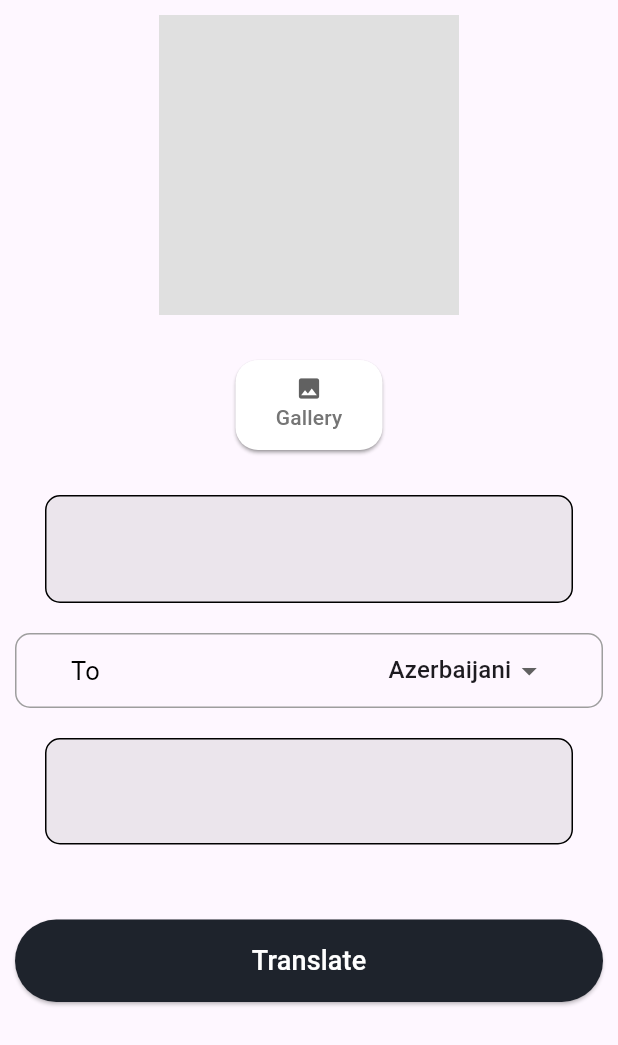
After one commit to Kanan302/translator-app, a Flutter app: the TranslatorGallery screen opened directly, after a tap on "Gallery", on a phone screen of 412 x 824 dp. The commit adds this screen. Shown: the top 1045 px of the screen. Run offline on Flutter 3.47's test engine with Material 3 defaults, Android fonts, the phone set to English and light mode, and no system bars; our stand-ins replace firebase_core, flutter_tts, google_nav_bar, image_picker; missing offline and left inert: google_ml_kit, translator; accounts and stored records are empty.

Commit message:
also choose photo from gallery and translate to any language

```diff
--- a/lib/pages/homepage.dart
+++ b/lib/pages/homepage.dart
@@ -1,6 +1,6 @@
 import 'package:flutter/material.dart';
 import 'package:translator_app/pages/views/nav_bar.dart';
-import 'package:translator_app/pages/views/translatorcamera.dart';
+import 'package:translator_app/pages/views/translatorgal.dart';
 import 'package:translator_app/pages/views/translatormic.dart';
 import 'package:translator_app/pages/views/translatorwrite.dart';
 
@@ -22,8 +22,8 @@ class _HomePageState extends State<HomePage> {
 
   final List<Widget> _pages = [
     const TranslatorWrite(),
-    const TranslatorCamera(),
     const TranslatorMic(),
+    const TranslatorGallery(),
   ];
 
   @override
--- /dev/null
+++ b/lib/pages/views/translatorgal.dart
@@ -0,0 +1,246 @@
+import 'dart:io';
+import 'package:flutter/material.dart';
+import 'package:google_ml_kit/google_ml_kit.dart';
+import 'package:image_picker/image_picker.dart';
+import 'package:translator/translator.dart';
+import 'package:translator_app/widgets/widget.dart';
+
+// ignore_for_file: avoid_print
+// ignore_for_file: prefer_interpolation_to_compose_strings
+
+class TranslatorGallery extends StatefulWidget {
+  const TranslatorGallery({super.key});
+
+  @override
+  State<TranslatorGallery> createState() => _TranslatorGalleryState();
+}
+
+class _TranslatorGalleryState extends State<TranslatorGallery> {
+  bool textScanning = false;
+  XFile? imageFile;
+  String scannedText = "";
+  String data = "";
+  final translator = GoogleTranslator();
+
+  List<String> languages = [
+    'Azerbaijani',
+    'English',
+    'Russian',
+    'Turkish',
+    'Italian',
+    'Spanish',
+    'German',
+    'French',
+  ];
+
+  List<String> languagecodes = ['az', 'en', 'ru', 'tr', 'it', 'es', 'de', 'fr'];
+
+  String nextselectedvalue = 'Azerbaijani';
+  String to = 'az';
+
+  void getImage() async {
+    try {
+      final pickedImage =
+          await ImagePicker().pickImage(source: ImageSource.gallery);
+      if (pickedImage != null) {
+        textScanning = true;
+        imageFile = pickedImage;
+        setState(() {});
+        getRecognisedText(pickedImage);
+      }
+    } catch (e) {
+      textScanning = false;
+      imageFile = null;
+      setState(() {});
+      scannedText = "Error something went wrong";
+    }
+  }
+
+  void getRecognisedText(XFile image) async {
+    final inputImage = InputImage.fromFilePath(image.path);
+    final textDetector = GoogleMlKit.vision.textRecognizer();
+    RecognizedText recognisedText = await textDetector.processImage(inputImage);
+    await textDetector.close();
+    scannedText = "";
+    for (TextBlock block in recognisedText.blocks) {
+      for (TextLine line in block.lines) {
+        scannedText += line.text + "\n";
+      }
+    }
+
+    textScanning = false;
+    setState(() {});
+  }
+
+  Future<void> translate() async {
+    await translator.translate(scannedText, from: 'auto', to: to).then((value) {
+      data = value.text;
+      setState(() {});
+    });
+  }
+
+  @override
+  Widget build(BuildContext context) {
+    return Scaffold(
+      body: SafeArea(
+          child: SingleChildScrollView(
+        child: Center(
+          child: Padding(
+            padding: const EdgeInsets.all(10.0),
+            child: Column(
+              mainAxisAlignment: MainAxisAlignment.center,
+              children: [
+                if (!textScanning && imageFile == null)
+                  Container(
+                    width: 200,
+                    height: 200,
+                    color: Colors.grey[300],
+                  ),
+                const SizedBox(
+                  height: 20,
+                ),
+                if (imageFile != null) Image.file(File(imageFile!.path)),
+                const SizedBox(
+                  height: 10,
+                ),
+                ElevatedButton(
+                    style: ElevatedButton.styleFrom(
+                        backgroundColor: Colors.white,
+                        shape: RoundedRectangleBorder(
+                            borderRadius: BorderRadius.circular(15)),
+                        shadowColor: Colors.grey[600]),
+                    onPressed: () {
+                      getImage();
+                    },
+                    child: SizedBox(
+                      width: 50,
+                      height: 60,
+                      child: Column(
+                        children: [
+                          const SizedBox(
+                            height: 10,
+                          ),
+                          Icon(
+                            Icons.photo,
+                            color: Colors.grey[700],
+                          ),
+                          Text(
+                            'Gallery',
+                            style: TextStyle(color: Colors.grey[600]),
+                          )
+                        ],
+                      ),
+                    )),
+                const SizedBox(
+                  height: 10,
+                ),
+                Container(
+                  padding: const EdgeInsets.all(20),
+                  margin: const EdgeInsets.all(20),
+                  decoration: BoxDecoration(
+                    border: Border.all(color: Colors.black),
+                    borderRadius: BorderRadius.circular(10),
+                    color: Colors.grey.withOpacity(0.2),
+                  ),
+                  child: Center(
+                    child: SelectableText(
+                      scannedText,
+                      style: const TextStyle(
+                          color: Colors.black,
+                          fontWeight: FontWeight.bold,
+                          fontSize: 18),
+                    ),
+                  ),
+                ),
+                Container(
+                  decoration: BoxDecoration(
+                      border: Border.all(color: Colors.grey),
+                      borderRadius: BorderRadius.circular(10)),
+                  child: Row(
+                    mainAxisAlignment: MainAxisAlignment.spaceEvenly,
+                    children: [
+                      const Text(
+                        'To',
+                        style: TextStyle(
+                          fontSize: 17,
+                          color: Colors.black,
+                        ),
+                      ),
+                      const SizedBox(
+                        width: 120,
+                      ),
+                      DropdownButtonHideUnderline(
+                        child: DropdownButton<String>(
+                            value: nextselectedvalue,
+                            focusColor: Colors.white,
+                            items: languages.map((lang) {
+                              return DropdownMenuItem<String>(
+                                value: lang,
+                                child: Text(lang),
+                                onTap: () {
+                                  if (lang == languages[0]) {
+                                    to = languagecodes[0];
+                                  } else if (lang == languages[1]) {
+                                    to = languagecodes[1];
+                                  } else if (lang == languages[2]) {
+                                    to = languagecodes[2];
+                                  } else if (lang == languages[3]) {
+                                    to = languagecodes[3];
+                                  } else if (lang == languages[4]) {
+                                    to = languagecodes[4];
+                                  } else if (lang == languages[5]) {
+                                    to = languagecodes[5];
+                                  } else if (lang == languages[6]) {
+                                    to = languagecodes[6];
+                                  } else if (lang == languages[7]) {
+                                    to = languagecodes[7];
+                                  }
+                                  setState(() {
+                                    print(lang);
+                                    print(to);
+                                  });
+                                },
+                              );
+                            }).toList(),
+                            onChanged: (value) {
+                              nextselectedvalue = value!;
+                            }),
+                      )
+                    ],
+                  ),
+                ),
+                Container(
+                  padding: const EdgeInsets.all(20),
+                  margin: const EdgeInsets.all(20),
+                  decoration: BoxDecoration(
+                    border: Border.all(color: Colors.black),
+                    borderRadius: BorderRadius.circular(10),
+                    color: Colors.grey.withOpacity(0.2),
+                  ),
+                  child: Center(
+                    child: SelectableText(
+                      data,
+                      style: const TextStyle(
+                          color: Colors.black,
+                          fontSize: 17,
+                          fontWeight: FontWeight.bold),
+                    ),
+                  ),
+                ),
+                const SizedBox(
+                  height: 30,
+                ),
+                AppButton(text: "Translate", ontap: translate),
+              ],
+            ),
+          ),
+        ),
+      )),
+    );
+  }
+
+  @override
+  void initState() {
+    super.initState();
+  }
+}
--- a/lib/pages/views/translatormic.dart
+++ b/lib/pages/views/translatormic.dart
@@ -21,8 +21,8 @@ class _TranslatorMicState extends State<TranslatorMic> {
   Future<void> speak(String text) async {
     if (formkey.currentState!.validate()) {
       await flutterTTS.setVolume(1);
-      await flutterTTS.setSpeechRate(0.9);
-      await flutterTTS.setPitch(0.9);
+      await flutterTTS.setSpeechRate(0.6);
+      await flutterTTS.setPitch(0.7);
       await flutterTTS.speak(text);
     }
   }
@@ -161,7 +161,7 @@ class _TranslatorMicState extends State<TranslatorMic> {
                     padding: const EdgeInsets.all(20),
                     margin: const EdgeInsets.all(20),
                     decoration: BoxDecoration(
-                        color: Colors.grey.withOpacity(0.3),
+                        color: Colors.grey.withOpacity(0.2),
                         borderRadius: BorderRadius.circular(10),
                         border: Border.all(color: Colors.black)),
                     child: Form(
--- a/lib/pages/views/translatorwrite.dart
+++ b/lib/pages/views/translatorwrite.dart
@@ -140,7 +140,7 @@ class _TranslatorWriteState extends State<TranslatorWrite> {
                   padding: const EdgeInsets.all(20),
                   margin: const EdgeInsets.all(20),
                   decoration: BoxDecoration(
-                      borderRadius: BorderRadius.circular(20),
+                      borderRadius: BorderRadius.circular(10),
                       color: Colors.grey.withOpacity(0.2),
                       border: Border.all(color: Colors.black)),
                   child: Form(
@@ -231,7 +231,7 @@ class _TranslatorWriteState extends State<TranslatorWrite> {
                   margin: const EdgeInsets.all(20),
                   decoration: BoxDecoration(
                     border: Border.all(color: Colors.black),
-                    borderRadius: BorderRadius.circular(20),
+                    borderRadius: BorderRadius.circular(10),
                     color: Colors.grey.withOpacity(0.2),
                   ),
                   child: Center(
--- a/pubspec.yaml
+++ b/pubspec.yaml
@@ -39,6 +39,8 @@ dependencies:
   google_nav_bar: ^5.0.6
   translator: ^1.0.0
   flutter_tts: ^3.8.5
+  google_ml_kit: ^0.16.3
+  image_picker: ^1.0.7
 
 dev_dependencies:
   flutter_test:
```
Also changed, not shown: lib/pages/views/nav_bar.dart (+8 -9 lines), lib/pages/views/translatorcamera.dart (deleted, +0 -17 lines), pubspec.lock, 5 other files.
